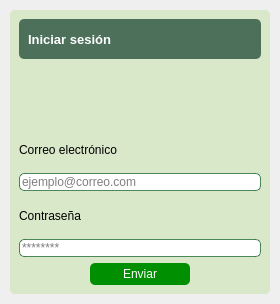
Above: ui_files/login.ui from AdrianDali/DaliPeso before the change. Below: the same form after it.
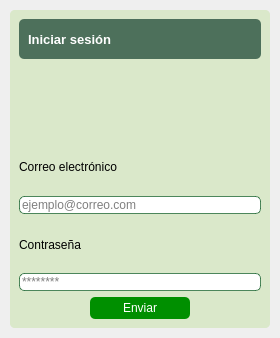
That is the form after the change. Icons and pictures are not drawn.

Patch:
```diff
--- a/ui_files/login.ui
+++ b/ui_files/login.ui
@@ -7,7 +7,7 @@
     <x>0</x>
     <y>0</y>
     <width>280</width>
-    <height>304</height>
+    <height>338</height>
    </rect>
   </property>
   <property name="windowTitle">
@@ -86,7 +86,10 @@
          <item>
           <widget class="QFrame" name="content_frame">
            <property name="contextMenuPolicy">
-            <enum>Qt::DefaultContextMenu</enum>
+            <enum>Qt::ContextMenuPolicy::DefaultContextMenu</enum>
+           </property>
+           <property name="styleSheet">
+            <string notr="true">border-radius: 5px;</string>
            </property>
            <property name="frameShape">
             <enum>QFrame::StyledPanel</enum>
```
Left out of the diff: 47 changed lines with no effect on the pictures.
